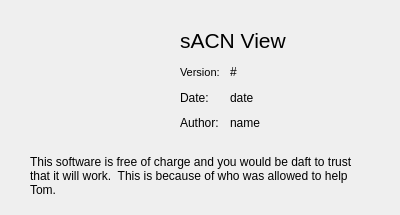
Qt form ui/aboutdialog.ui (docsteer/sacnview) before a commit.
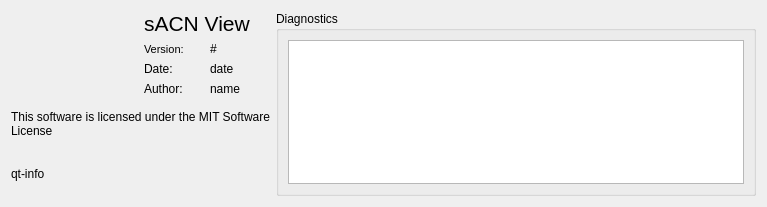
The same form after that commit. Icons and pictures are not drawn.

The edit to the form file:
```diff
--- a/ui/aboutdialog.ui
+++ b/ui/aboutdialog.ui
@@ -6,8 +6,8 @@
    <rect>
     <x>0</x>
     <y>0</y>
-    <width>400</width>
-    <height>215</height>
+    <width>767</width>
+    <height>207</height>
    </rect>
   </property>
   <property name="windowTitle">
@@ -17,15 +17,13 @@
    <iconset resource="../res/resources.qrc">
     <normaloff>:/icons/info.png</normaloff>:/icons/info.png</iconset>
   </property>
+  <layout class="QHBoxLayout" name="horizontalLayout">
+   <item>
+    <layout class="QVBoxLayout" name="verticalLayout">
+     <item>
+      <layout class="QGridLayout" name="gridLayout_2">
+       <item row="0" column="0" rowspan="2">
   <widget class="QLabel" name="showIcon">
-   <property name="geometry">
-    <rect>
-     <x>20</x>
-     <y>20</y>
-     <width>131</width>
-     <height>111</height>
-    </rect>
-   </property>
    <property name="text">
     <string/>
    </property>
@@ -36,15 +34,9 @@
     <bool>true</bool>
    </property>
   </widget>
+       </item>
+       <item row="0" column="1">
   <widget class="QLabel" name="label">
-   <property name="geometry">
-    <rect>
-     <x>180</x>
-     <y>30</y>
-     <width>141</width>
-     <height>21</height>
-    </rect>
-   </property>
    <property name="font">
     <font>
      <pointsize>16</pointsize>
@@ -54,93 +46,95 @@
     <string>sACN View</string>
    </property>
   </widget>
-  <widget class="QLabel" name="label_2">
-   <property name="geometry">
-    <rect>
-     <x>30</x>
-     <y>150</y>
-     <width>331</width>
-     <height>51</height>
-    </rect>
-   </property>
-   <property name="text">
-    <string>This software is free of charge and you would be daft to trust that it will work.  This is because of who was allowed to help Tom.  </string>
-   </property>
-   <property name="wordWrap">
-    <bool>true</bool>
-   </property>
-  </widget>
-  <widget class="QWidget" name="">
-   <property name="geometry">
-    <rect>
-     <x>230</x>
-     <y>62</y>
-     <width>151</width>
-     <height>71</height>
-    </rect>
-   </property>
-   <layout class="QVBoxLayout" name="verticalLayout">
-    <item>
-     <widget class="QLabel" name="DisplayVer">
-      <property name="text">
-       <string>#</string>
-      </property>
-     </widget>
-    </item>
-    <item>
-     <widget class="QLabel" name="displayDate">
-      <property name="text">
-       <string>date</string>
-      </property>
-     </widget>
-    </item>
-    <item>
-     <widget class="QLabel" name="DisplayName">
-      <property name="text">
-       <string>name</string>
-      </property>
-     </widget>
-    </item>
-   </layout>
-  </widget>
-  <widget class="QWidget" name="">
-   <property name="geometry">
-    <rect>
-     <x>180</x>
-     <y>62</y>
-     <width>41</width>
-     <height>71</height>
-    </rect>
-   </property>
-   <layout class="QVBoxLayout" name="verticalLayout_2">
-    <item>
-     <widget class="QLabel" name="VerLabel">
-      <property name="font">
-       <font>
-        <pointsize>8</pointsize>
-       </font>
-      </property>
-      <property name="text">
-       <string>Version:</string>
-      </property>
-     </widget>
-    </item>
-    <item>
+       </item>
+       <item row="1" column="1">
+        <layout class="QGridLayout" name="gridLayout">
+         <item row="1" column="0">
      <widget class="QLabel" name="label_3">
       <property name="text">
        <string>Date:</string>
       </property>
      </widget>
     </item>
-    <item>
+         <item row="2" column="0">
      <widget class="QLabel" name="AuthorLabel">
       <property name="text">
        <string>Author:</string>
       </property>
      </widget>
     </item>
-   </layout>
-  </widget>
+         <item row="0" column="0">
+          <widget class="QLabel" name="VerLabel">
+           <property name="font">
+            <font>
+             <pointsize>8</pointsize>
+            </font>
+           </property>
+           <property name="text">
+            <string>Version:</string>
+           </property>
+          </widget>
+         </item>
+         <item row="2" column="1">
+          <widget class="QLabel" name="DisplayName">
+           <property name="text">
+            <string>name</string>
+           </property>
+          </widget>
+         </item>
+         <item row="1" column="1">
+          <widget class="QLabel" name="displayDate">
+           <property name="text">
+            <string>date</string>
+           </property>
+          </widget>
+         </item>
+         <item row="0" column="1">
+          <widget class="QLabel" name="DisplayVer">
+           <property name="text">
+            <string>#</string>
+           </property>
+          </widget>
+         </item>
+        </layout>
+       </item>
+      </layout>
+     </item>
+     <item>
+      <widget class="QLabel" name="label_2">
+       <property name="text">
+        <string>This software is licensed under the MIT Software License</string>
+       </property>
+       <property name="wordWrap">
+        <bool>true</bool>
+       </property>
+      </widget>
+     </item>
+     <item>
+      <widget class="QLabel" name="label_4">
+       <property name="text">
+        <string>qt-info</string>
+       </property>
+       <property name="wordWrap">
+        <bool>true</bool>
+       </property>
+      </widget>
+     </item>
+    </layout>
+   </item>
+   <item>
+    <widget class="QGroupBox" name="gbDiagnostics">
+     <property name="title">
+      <string>Diagnostics</string>
+     </property>
+     <layout class="QHBoxLayout" name="horizontalLayout_2">
+      <item>
+       <widget class="QPlainTextEdit" name="teDiag"/>
+      </item>
+     </layout>
+    </widget>
+   </item>
+  </layout>
  </widget>
  <resources>
   <include location="../res/resources.qrc"/>
```
Lines whose indentation alone changed are shown as unchanged.
